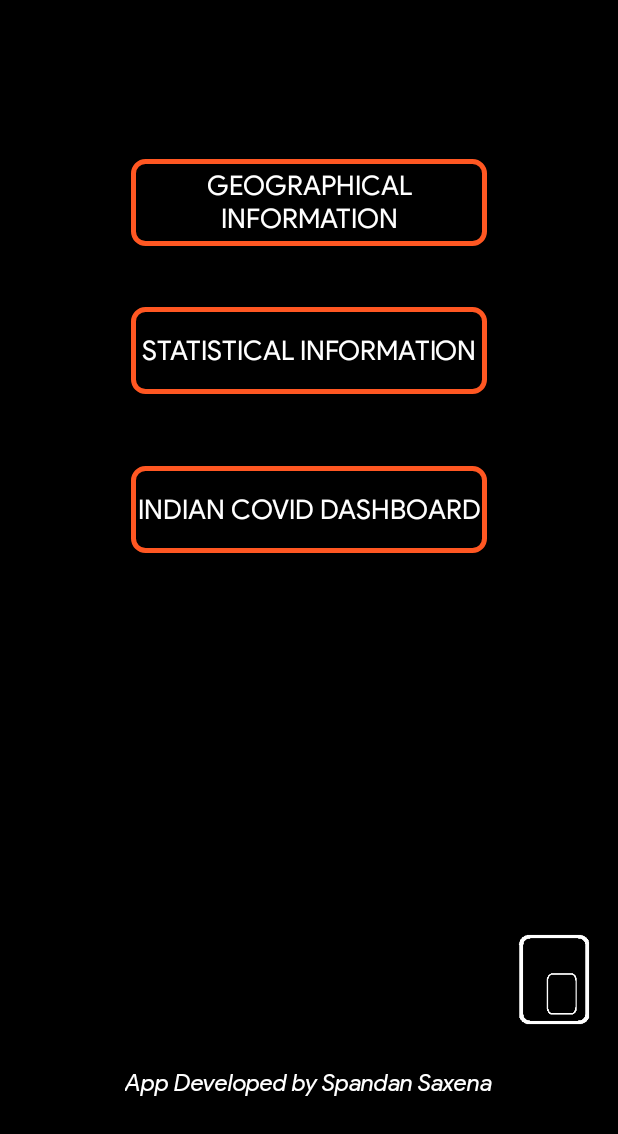
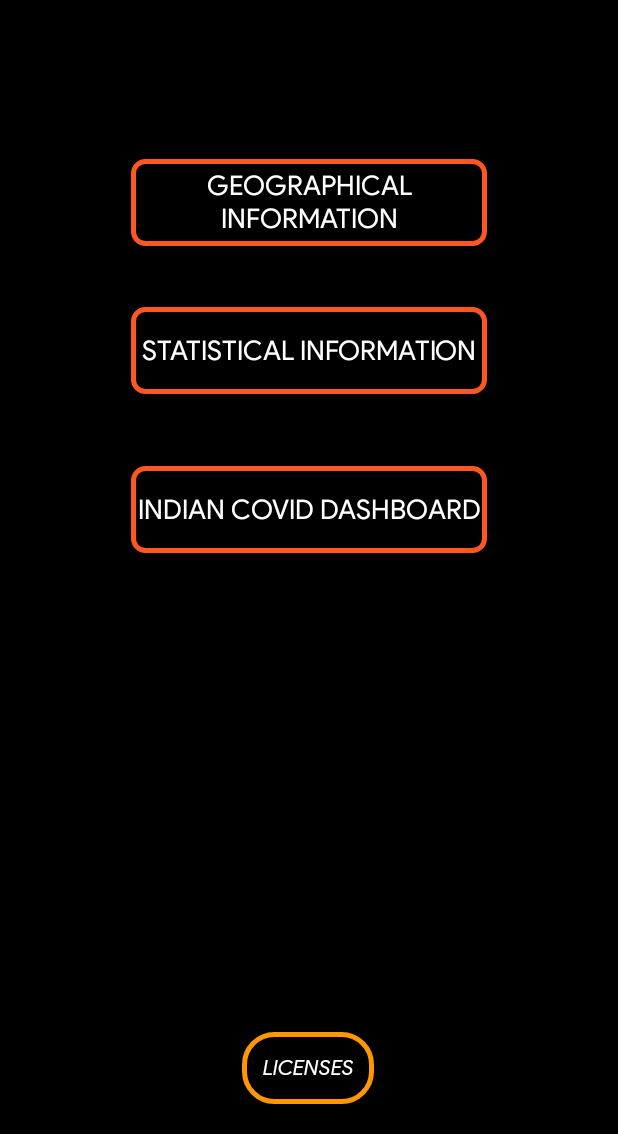
Before and after one commit to the-rebooted-coder/Covid19Tracker, an Android app: the screen it shows after launch (Landing), on a phone screen of 412 x 824 dp, the part 102-1236 px from its top. Run offline under Robolectric (Android 15) with nearby library versions, the phone set to English and light mode, and no system bars.

Commit message:
Added License to the app Activity

```diff
--- a/app/build.gradle
+++ b/app/build.gradle
@@ -10,7 +10,7 @@ android {
         minSdkVersion 24
         targetSdkVersion 29
         versionCode 1
-        versionName "v2-anshu-beta"
+        versionName "v14-anshu-release"
 
         testInstrumentationRunner "androidx.test.runner.AndroidJUnitRunner"
     }
--- a/app/src/main/java/com/aaxena/covid19tracker/Landing.java
+++ b/app/src/main/java/com/aaxena/covid19tracker/Landing.java
@@ -17,43 +17,15 @@ import com.google.android.material.snackbar.Snackbar;
 
 public class Landing extends AppCompatActivity {
     private Button static_view;
-    private Button enter;
     private Button graphic_view;
     private Button bharat_view;
+    private Button license;
     @Override
     protected void onCreate(Bundle savedInstanceState) {
         Snackbar snackbar = Snackbar.make(findViewById(android.R.id.content), "Kindly Turn On Data Services for First Use", Snackbar.LENGTH_LONG);
         snackbar.show();
         super.onCreate(savedInstanceState);
         setContentView(R.layout.activity_landing);
-
-        //PiP Mode
-
-        enter = findViewById(R.id.enter_button);
-        enter.setOnClickListener(new View.OnClickListener() {
-            @RequiresApi(api = Build.VERSION_CODES.O)
-            @Override
-            public void onClick(View view)
-            {
-                Display d = getWindowManager()
-                        .getDefaultDisplay();
-                Point p = new Point();
-                d.getSize(p);
-                int width = p.x;
-                int height = p.y;
-
-                Rational ratio
-                        = new Rational(width, height);
-                PictureInPictureParams.Builder
-                        pip_Builder
-                        = new PictureInPictureParams
-                        .Builder();
-                pip_Builder.setAspectRatio(ratio).build();
-                enterPictureInPictureMode(pip_Builder.build());
-            }
-        });
-
-        //End of PiP
 
         static_view = findViewById(R.id.statistical);
         static_view.setOnClickListener(new View.OnClickListener() {
@@ -76,6 +48,13 @@ public class Landing extends AppCompatActivity {
                 moveToBharatPage();
             }
         });
+        license = findViewById(R.id.license);
+        license.setOnClickListener(new View.OnClickListener() {
+            @Override
+            public void onClick(View view) {
+                moveToLicensePage();
+            }
+        });
     }
     private void moveToStaticPage(){
 
@@ -92,4 +71,9 @@ public class Landing extends AppCompatActivity {
         Intent intent = new Intent(Landing.this, IndianView.class);
         startActivity(intent);
     }
+    private void moveToLicensePage(){
+
+        Intent intent = new Intent(Landing.this, Licenses.class);
+        startActivity(intent);
+    }
 }
--- /dev/null
+++ b/app/src/main/res/drawable/roundedlicense.xml
@@ -0,0 +1,10 @@
+<?xml version="1.0" encoding="utf-8"?>
+<shape xmlns:android="http://schemas.android.com/apk/res/android"
+    android:shape="rectangle">
+    <solid android:color="#EE000000" />
+    <corners android:bottomRightRadius="20dp"
+        android:bottomLeftRadius="20dp"
+        android:topRightRadius="20dp"
+        android:topLeftRadius="20dp"/>
+    <stroke android:width="5px" android:color="#FF9800" />
+</shape>
--- a/app/src/main/res/layout/activity_landing.xml
+++ b/app/src/main/res/layout/activity_landing.xml
@@ -67,39 +67,19 @@
         app:layout_constraintTop_toBottomOf="@+id/greeting"
         app:layout_constraintVertical_bias="0.152" />
 
-    <TextView
-        android:id="@+id/textView"
+    <Button
+        android:id="@+id/license"
         android:layout_width="wrap_content"
         android:layout_height="wrap_content"
-        android:layout_marginStart="176dp"
-        android:layout_marginTop="415dp"
-        android:layout_marginEnd="176dp"
-        android:layout_marginBottom="24dp"
+        android:background="@drawable/roundedlicense"
         android:fontFamily="@font/productsansitalic"
-        android:text="@string/developer_name"
-        android:textColor="@android:color/background_light"
-        android:textSize="16sp"
+        android:text="@string/licenses"
+        android:textColor="@color/design_default_color_background"
         app:layout_constraintBottom_toBottomOf="parent"
         app:layout_constraintEnd_toEndOf="parent"
-        app:layout_constraintHorizontal_bias="0.502"
+        app:layout_constraintHorizontal_bias="0.498"
         app:layout_constraintStart_toStartOf="parent"
-        app:layout_constraintTop_toBottomOf="@+id/statistical"
-        app:layout_constraintVertical_bias="1.0" />
-
-    <Button
-        android:id="@+id/enter_button"
-        android:layout_width="52dp"
-        android:layout_height="64dp"
-        android:background="@drawable/pip"
-        android:bottomLeftRadius="8dp"
-        android:bottomRightRadius="8dp"
-        android:topLeftRadius="8dp"
-        android:topRightRadius="8dp"
-        app:layout_constraintBottom_toBottomOf="parent"
-        app:layout_constraintEnd_toEndOf="parent"
-        app:layout_constraintHorizontal_bias="0.953"
-        app:layout_constraintStart_toStartOf="parent"
-        app:layout_constraintTop_toTopOf="parent"
-        app:layout_constraintVertical_bias="0.907" />
+        app:layout_constraintTop_toBottomOf="@+id/bharat"
+        app:layout_constraintVertical_bias="0.942" />
 
 </androidx.constraintlayout.widget.ConstraintLayout>
--- a/app/src/main/res/values/strings.xml
+++ b/app/src/main/res/values/strings.xml
@@ -11,4 +11,6 @@
     <string name="indian_covid_dashboard">Indian Covid Dashboard</string>
     <string name="salute">WE STAND WITH EVERYONE FIGHTING ON THE FRONTLINES</string>
     <string name="helpline_numbers">Helpline Numbers</string>
+    <string name="licenses">LICENSES</string>
+    <string name="licensing">MIT License \n\nCopyright © 2020 Spandan Saxena\n\nPermission is hereby granted, free of charge, to any person obtaining a copy of this software and associated documentation files (the Software), to deal in the Software without restriction, including without limitation the rights to use, copy, modify, merge, publish, distribute, sublicense, and/or sell copies of the Software, and to permit persons to whom the Software is furnished to do so, subject to the following conditions: \n\nThe above copyright notice and this permission notice shall be included in all copies or substantial portions of the Software.\n \nTHE SOFTWARE IS PROVIDED AS IS, WITHOUT WARRANTY OF ANY KIND, EXPRESS OR IMPLIED, INCLUDING BUT NOT LIMITED TO THE WARRANTIES OF MERCHANTABILITY, FITNESS FOR A PARTICULAR PURPOSE AND NONINFRINGEMENT. IN NO EVENT SHALL THE AUTHORS OR COPYRIGHT HOLDERS BE LIABLE FOR ANY CLAIM, DAMAGES OR OTHER LIABILITY, WHETHER IN AN ACTION OF CONTRACT, TORT OR OTHERWISE, ARISING FROM, OUT OF OR IN CONNECTION WITH THE SOFTWARE OR THE USE OR OTHER DEALINGS IN THE SOFTWARE.</string>
 </resources>
```
Also changed, not shown: app/src/main/AndroidManifest.xml (+7 -6 lines), app/src/main/java/com/aaxena/covid19tracker/IndianView.java (+35 -27 lines), app/src/main/java/com/aaxena/covid19tracker/Licenses.java (added, +18 -0 lines), app/src/main/res/layout/activity_indian_view.xml (+8 -9 lines), app/src/main/res/layout/activity_licenses.xml (added, +29 -0 lines).
